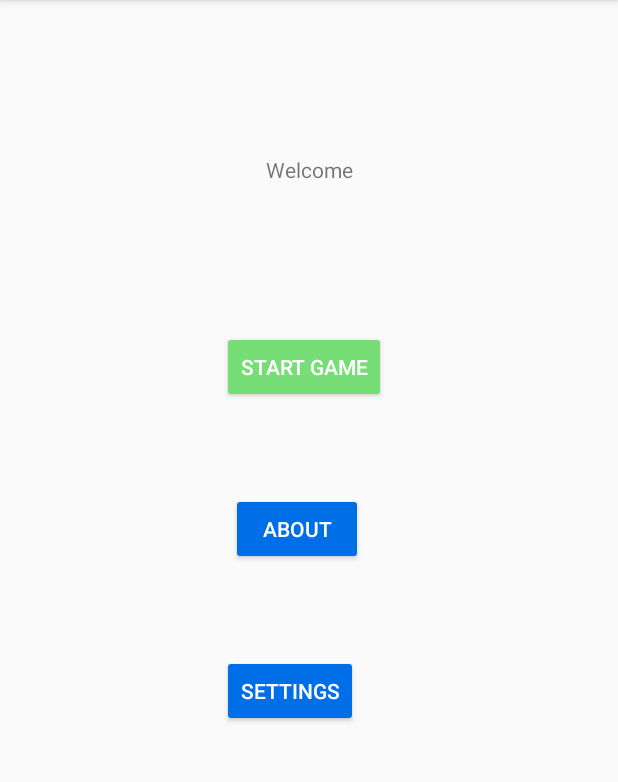
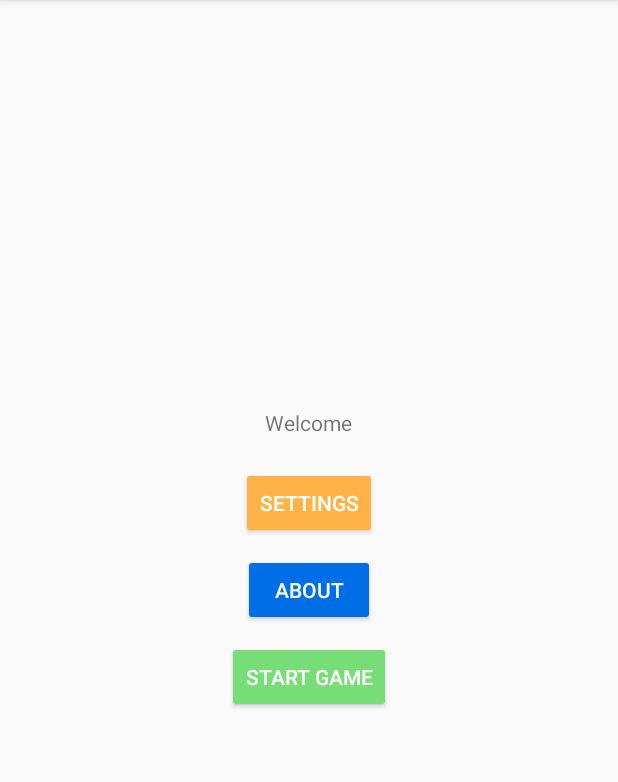
Before and after one commit to MathiasCK/mathApp, an Android app: the screen it shows after launch (MainActivity), on a phone screen of 412 x 824 dp, the part 84-866 px from its top. Run offline under Robolectric (Android 15) with nearby library versions, the phone set to English and light mode, and no system bars.

Commit message:
Make welcome page responsive

```diff
--- a/app/src/main/res/layout/welcome.xml
+++ b/app/src/main/res/layout/welcome.xml
@@ -1,76 +1,48 @@
 <?xml version="1.0" encoding="utf-8"?>
-<LinearLayout xmlns:android="http://schemas.android.com/apk/res/android"
-    xmlns:app="http://schemas.android.com/apk/res-auto"
+<LinearLayout
+    xmlns:android="http://schemas.android.com/apk/res/android"
     xmlns:tools="http://schemas.android.com/tools"
+    android:layout_width="match_parent"
+    android:layout_height="match_parent"
     android:orientation="vertical"
-    android:layout_width="match_parent"
-    android:layout_height="match_parent">
-
-    <androidx.constraintlayout.widget.ConstraintLayout
-        android:layout_width="match_parent"
-        android:layout_height="match_parent">
+    android:gravity="center">
 
     <TextView
         android:id="@+id/textView3"
         android:layout_width="wrap_content"
         android:layout_height="wrap_content"
-            android:layout_marginStart="168dp"
-            android:layout_marginTop="108dp"
-            android:layout_marginEnd="168dp"
-            android:layout_marginBottom="58dp"
         android:text="@string/welcome"
-            app:layout_constraintBottom_toTopOf="@+id/button_welcome_start"
-            app:layout_constraintEnd_toEndOf="parent"
-            app:layout_constraintStart_toStartOf="parent"
-            app:layout_constraintTop_toTopOf="parent" />
+        android:layout_gravity="center"
+        android:layout_marginBottom="20dp" />
 
     <Button
         android:id="@+id/button_welcome_settings"
         android:layout_width="wrap_content"
         android:layout_height="wrap_content"
-            android:layout_marginStart="148dp"
-            android:layout_marginTop="10dp"
-            android:layout_marginBottom="288dp"
-            android:backgroundTint="@color/blue_200"
         android:text="@string/settings"
         android:textColor="@color/white"
-            app:layout_constraintBottom_toBottomOf="parent"
-            app:layout_constraintStart_toStartOf="parent"
-            app:layout_constraintTop_toBottomOf="@+id/button_welcome_about"
-            app:layout_constraintVertical_bias="1.0" />
+        android:backgroundTint="@color/orange"
+        android:layout_gravity="center"
+        android:layout_marginBottom="10dp" />
 
     <Button
         android:id="@+id/button_welcome_about"
         android:layout_width="wrap_content"
         android:layout_height="wrap_content"
-            android:layout_marginStart="154dp"
-            android:layout_marginTop="10dp"
-            android:layout_marginEnd="155dp"
-            android:layout_marginBottom="50dp"
-            android:backgroundTint="@color/blue_200"
         android:text="@string/about"
         android:textColor="@color/white"
-            app:layout_constraintBottom_toTopOf="@+id/button_welcome_settings"
-            app:layout_constraintEnd_toEndOf="parent"
-            app:layout_constraintHorizontal_bias="0.0"
-            app:layout_constraintStart_toStartOf="parent"
-            app:layout_constraintTop_toBottomOf="@+id/button_welcome_start" />
+        android:backgroundTint="@color/blue_200"
+        android:layout_gravity="center"
+        android:layout_marginBottom="10dp" />
 
     <Button
         android:id="@+id/button_welcome_start"
         android:layout_width="wrap_content"
         android:layout_height="wrap_content"
-            android:layout_marginStart="148dp"
-            android:layout_marginTop="40dp"
-            android:layout_marginEnd="156dp"
-            android:layout_marginBottom="50dp"
-            android:backgroundTint="@color/green"
         android:text="@string/start"
         android:textColor="@color/white"
-            app:layout_constraintBottom_toTopOf="@+id/button_welcome_about"
-            app:layout_constraintEnd_toEndOf="parent"
-            app:layout_constraintHorizontal_bias="0.0"
-            app:layout_constraintStart_toStartOf="parent"
-            app:layout_constraintTop_toBottomOf="@+id/textView3" />
-    </androidx.constraintlayout.widget.ConstraintLayout>
+        android:backgroundTint="@color/green"
+        android:layout_gravity="center"
+        android:layout_marginBottom="20dp" />
+
 </LinearLayout>
```
Lines whose indentation alone changed are shown as unchanged.
